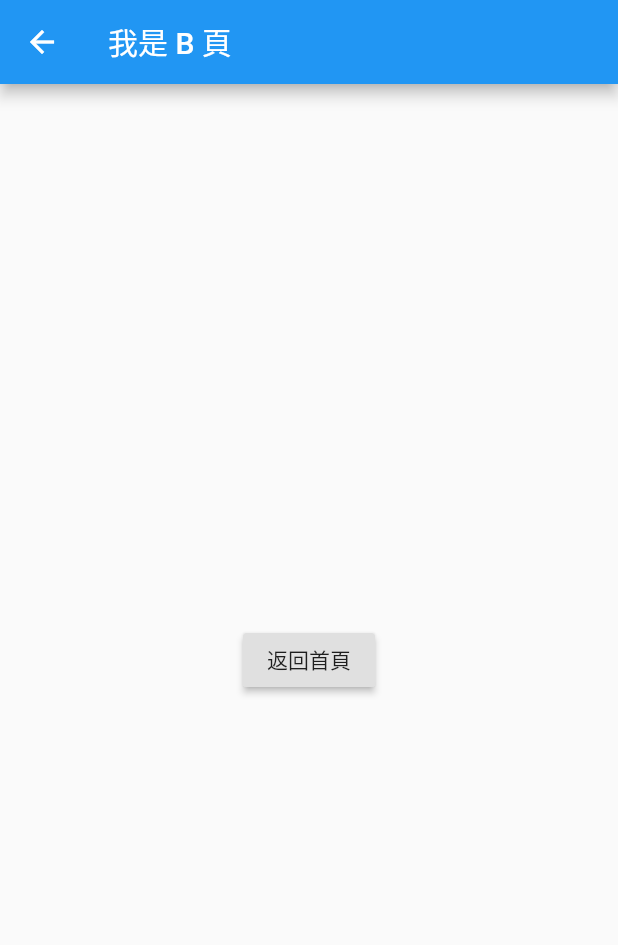
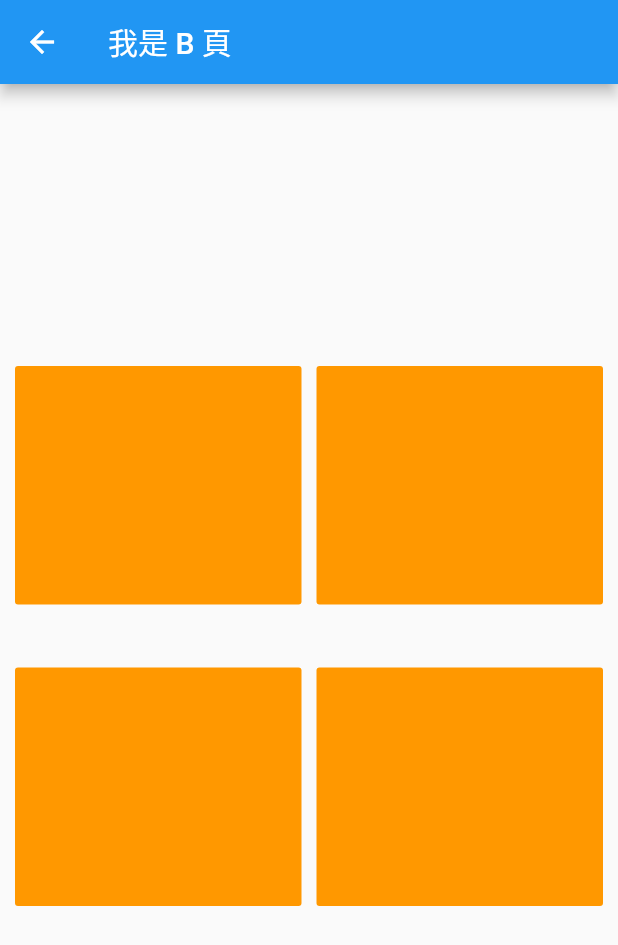
Before and after one commit to wu-yi-ting/ColorGame, a Flutter app: the GamePage screen opened by its route, on a phone screen of 412 x 824 dp. Shown: the top 945 px of the screen. Run offline on Flutter 3.47's test engine with Material 2 defaults, Android fonts, the phone set to English and light mode, and no system bars.

Commit message:
產生2x2矩陣

```diff
--- a/lib/game.dart
+++ b/lib/game.dart
@@ -1,5 +1,4 @@
 import 'package:flutter/material.dart';
-
 
 class GamePage extends StatelessWidget {
   @override
@@ -17,12 +16,59 @@ class _GamePage extends StatelessWidget {
   @override
   Widget build(BuildContext context) {
     return Center(
-      child: RaisedButton(
-        child: Text('返回首頁'),
-        onPressed: () {
-          Navigator.pop(context);
-        },
-      ),
+
+
+      child: _createGridView(),
+
+//      child: RaisedButton(
+//        child: Text('返回首頁'),
+//        onPressed: () {
+//          Navigator.pop(context);
+//        },
+//      ),
     );
   }
 }
+
+
+Widget _createGridView() {
+  return GridView.builder(
+    itemCount: 4,  //TODO:動態調整
+    shrinkWrap: true,
+    padding: EdgeInsets.all(10), // padding
+    gridDelegate: SliverGridDelegateWithFixedCrossAxisCount(
+      crossAxisCount: 2, // 每一行的个数
+      mainAxisSpacing: 10, // 间距
+      crossAxisSpacing: 10,
+    ),
+    itemBuilder: (context, index) {
+      return Container(
+        alignment: Alignment.center,
+        child: AspectRatio(
+          aspectRatio: 1, // 宽高比
+          child: _ColorRect()
+        ),
+      );
+    },
+  );
+}
+
+class _ColorRect extends StatelessWidget {
+  @override
+  Widget build(BuildContext context) {
+    return Column(
+      crossAxisAlignment: CrossAxisAlignment.center,
+      children: <Widget>[
+        FlatButton(
+          color: Colors.orange, //顏色要random
+          child: AspectRatio(
+            aspectRatio: 1/1,
+          ),
+          onPressed: () {
+            //TODO: 按對 加1分 按錯沒反應
+          },
+        )
+      ],
+    );
+  }
+}
```
Also changed, not shown: pubspec.lock, 14 other files.
